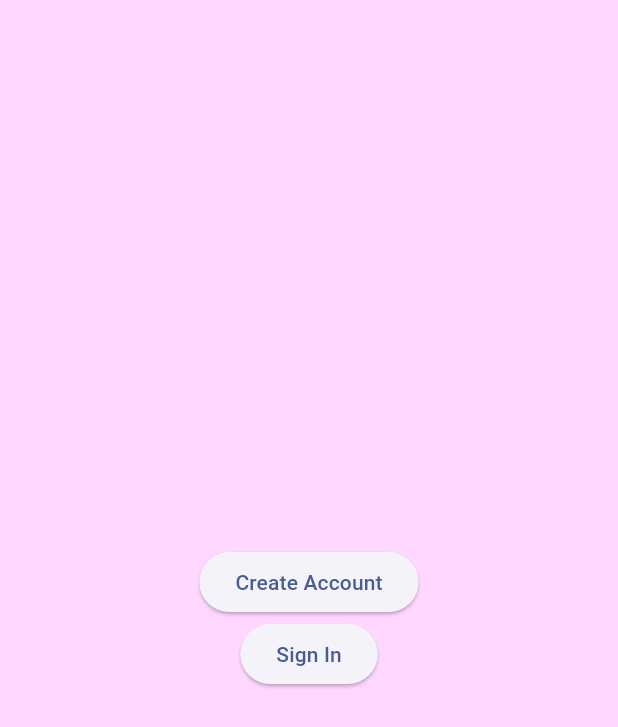
After one commit to oc-cmcbride/mobile-apps-go-fish, a Flutter app: the OpeningPage screen opened directly, on a phone screen of 412 x 824 dp. The commit adds this screen. Shown: the top 727 px of the screen. Run offline on Flutter 3.47's test engine with Material 3 defaults, Android fonts, the phone set to English and light mode, and no system bars; our stand-ins replace audioplayers, firebase_core, go_router, shared_preferences; missing offline and left inert: todo_app; accounts and stored records are empty.

Commit message:
added a landing login page

```diff
--- /dev/null
+++ b/go_fish_game/lib/login_page/landing_login.dart
@@ -0,0 +1,38 @@
+import 'package:flutter/material.dart';
+import 'package:todo_app/pages/create_account_page.dart';
+import 'package:todo_app/pages/sign_in_account_page.dart';
+
+class OpeningPage extends StatelessWidget {
+  const OpeningPage({super.key});
+
+  @override
+  Widget build(BuildContext context) {
+    return Scaffold(
+      body: Center(
+        child: Column(
+          mainAxisSize: MainAxisSize.min,
+          children: [
+            ElevatedButton(
+            onPressed: () {
+              Navigator.push(
+                context,
+                MaterialPageRoute(builder: (context) => const CreateAccountPage()),
+              );
+            },
+            child: const Text('Create Account'),
+          ),
+          ElevatedButton(
+            onPressed: () {
+              Navigator.push(
+                context,
+                MaterialPageRoute(builder: (context) => const SignInAccountPage()),
+              );
+            },
+            child: const Text('Sign In'),
+          ),
+          ],
+        ),
+      ),
+    );
+  }
+}
--- a/go_fish_game/lib/main.dart
+++ b/go_fish_game/lib/main.dart
@@ -16,6 +16,10 @@ import 'player_progress/player_progress.dart';
 import 'router.dart';
 import 'settings/settings.dart';
 import 'style/palette.dart';
+import 'package:firebase_core/firebase_core.dart';
+import 'firebase_options.dart';
+
+
 
 void main() async {
   // Basic logging setup.
@@ -30,6 +34,7 @@ void main() async {
   });
 
   WidgetsFlutterBinding.ensureInitialized();
+  await Firebase.initializeApp(options: DefaultFirebaseOptions.currentPlatform,);
   // Put game into full screen mode on mobile devices.
   await SystemChrome.setEnabledSystemUIMode(SystemUiMode.immersiveSticky);
   // Lock the game to portrait mode on mobile devices.
```
